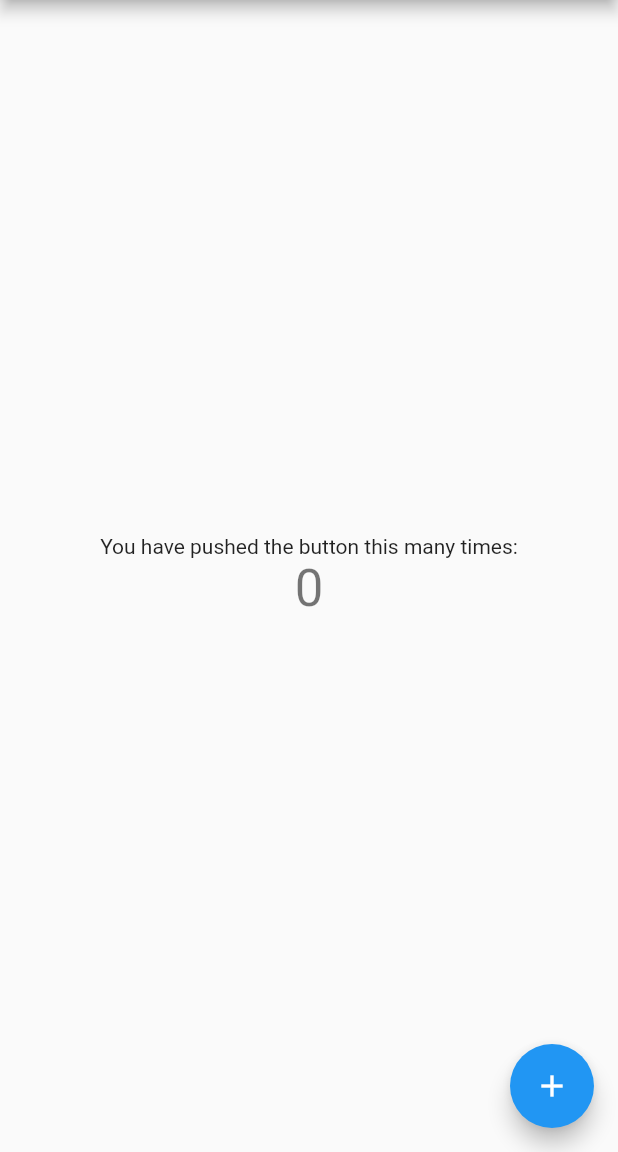
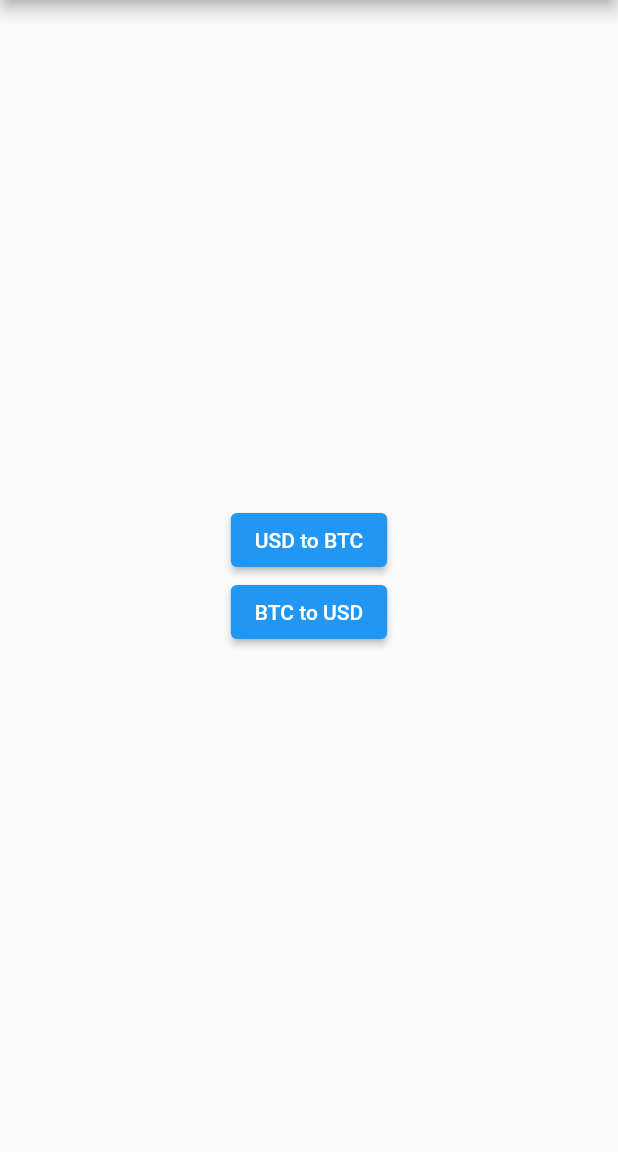
Before and after one commit to utrgv-software-engineering/mobileApp_bitcoin-calculator-fixed, a Flutter app: the screen it shows after launch, on a phone screen of 412 x 824 dp, the part 84-1236 px from its top. Run offline on Flutter 3.47's test engine with Material 2 defaults, Android fonts, the phone set to English and light mode, and no system bars.

Commit message:
Maximus Rodriguez worked on landing page buttons and first integration tests

```diff
--- a/lib/main.dart
+++ b/lib/main.dart
@@ -22,14 +22,6 @@ class MyHomePage extends StatefulWidget {
 }
 
 class _MyHomePageState extends State<MyHomePage> {
-  int _counter = 0;
-
-  void _incrementCounter() {
-    setState(() {
-      _counter++;
-    });
-  }
-
   @override
   Widget build(BuildContext context) {
     return Scaffold(
@@ -40,27 +32,24 @@ class _MyHomePageState extends State<MyHomePage> {
         child: Column(
           mainAxisAlignment: MainAxisAlignment.center,
           children: <Widget>[
-            Text(
-              'You have pushed the button this many times:',
+            ElevatedButton(
+              key: Key('topButton'),
+              onPressed: () {},
+              child: Text(
+                'USD to BTC',
+                key: Key('USD'),
+              ),
             ),
-            Text(
-              '$_counter',
-              // Provide a Key to this specific Text widget. This allows
-              // identifying the widget from inside the test suite,
-              // and reading the text.
-              key: Key('counter'),
-              style: Theme.of(context).textTheme.headline4,
-            ),
+            ElevatedButton(
+              key: Key('botButton'),
+              onPressed: () {},
+              child: Text(
+                'BTC to USD',
+                key: Key('BTC'),
+              ),
+            )
           ],
         ),
-      ),
-      floatingActionButton: FloatingActionButton(
-        // Provide a Key to this button. This allows finding this
-        // specific button inside the test suite, and tapping it.
-        key: Key('increment'),
-        onPressed: _incrementCounter,
-        tooltip: 'Increment',
-        child: Icon(Icons.add),
       ),
     );
   }
--- a/test_driver/app_test.dart
+++ b/test_driver/app_test.dart
@@ -3,12 +3,12 @@ import 'package:flutter_driver/flutter_driver.dart';
 import 'package:test/test.dart';
 
 void main() {
-  group('Counter App', () {
-    // First, define the Finders and use them to locate widgets from the
-    // test suite. Note: the Strings provided to the `byValueKey` method must
-    // be the same as the Strings we used for the Keys in step 1.
-    final counterTextFinder = find.byValueKey('counter');
-    final buttonFinder = find.byValueKey('increment');
+  // group('Counter App', () {
+  //   // First, define the Finders and use them to locate widgets from the
+  //   // test suite. Note: the Strings provided to the `byValueKey` method must
+  //   // be the same as the Strings we used for the Keys in step 1.
+  //   final counterTextFinder = find.byValueKey('counter');
+  //   final buttonFinder = find.byValueKey('increment');
 
   FlutterDriver driver;
 
@@ -23,18 +23,16 @@ void main() {
       driver.close();
     }
   });
+  // });
 
-    test('starts at 0', () async {
-      // Use the `driver.getText` method to verify the counter starts at 0.
-      expect(await driver.getText(counterTextFinder), "0");
-    });
-
-    test('increments the counter', () async {
-      // First, tap the button.
-      await driver.tap(buttonFinder);
-
-      // Then, verify the counter text is incremented by 1.
-      expect(await driver.getText(counterTextFinder), "1");
+  group('Testing if user can see UI elements', () {
+    test('User should see options conversion options USD to BTC and BTC to USD',
+        () async {
+      // Use driver to find buttons that will be available to users
+      final firstOption = find.byValueKey('USD');
+      final secondOption = find.byValueKey('BTC');
+      expect(await driver.getText(firstOption), "USD to BTC");
+      expect(await driver.getText(secondOption), "BTC to USD");
     });
   });
 }
```
Lines whose indentation alone changed are shown as unchanged.
